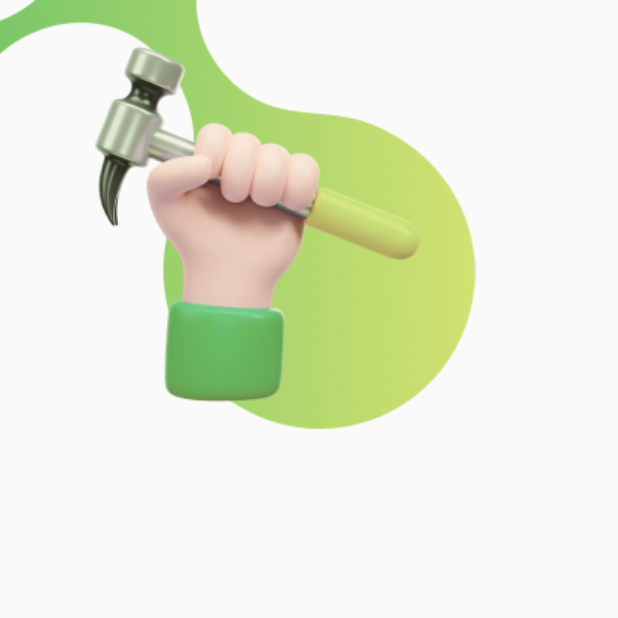
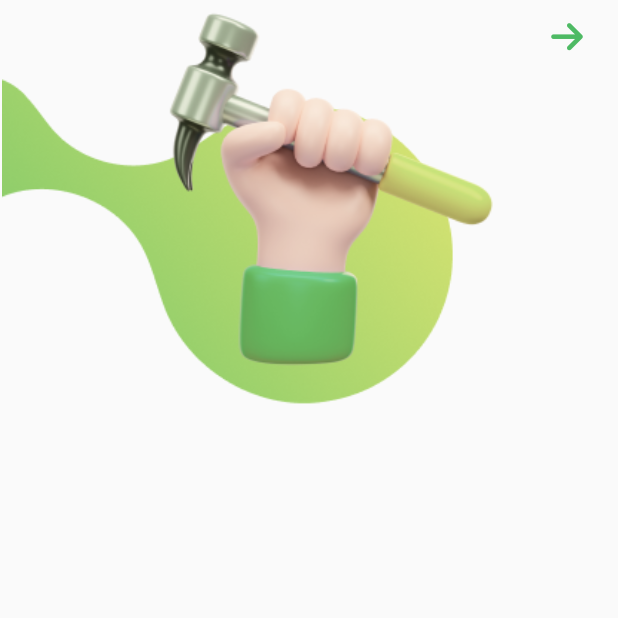
Before and after one commit to git-push-masters/ay-khedma-mobile, a Flutter app: the BioAndServiceTypeView screen opened by its route, on a phone screen of 412 x 824 dp, the top half of it. Run offline on Flutter 3.47's test engine with Material 2 defaults, Android fonts, the phone set to English and light mode, and no system bars; our stand-ins replace dio, font_awesome_flutter, get, get_it, go_router.

Commit message:
create bio view header section

```diff
--- a/lib/features/user_authentication/presentation/views/widgets/components/bio_and_service_type_components/bio_and_service_type_view_body.dart
+++ b/lib/features/user_authentication/presentation/views/widgets/components/bio_and_service_type_components/bio_and_service_type_view_body.dart
@@ -1,5 +1,5 @@
-import 'package:ay_khedma/core/utils/assets.dart';
 import 'package:flutter/material.dart';
+import '../../sections/bio_and_service_type_section/bio_view_header_section.dart';
 
 class BioAndServiceTypeViewBody extends StatelessWidget {
   const BioAndServiceTypeViewBody({super.key});
@@ -15,18 +15,3 @@ class BioAndServiceTypeViewBody extends StatelessWidget {
     );
   }
 }
-
-class BioViewHeaderSection extends StatelessWidget {
-  const BioViewHeaderSection({super.key});
-
-  @override
-  Widget build(BuildContext context) {
-    return Stack(
-      alignment: Alignment.topCenter,
-      children: [
-        Image.asset(AssetsData.bioHeader2),
-        Image.asset(AssetsData.bioHeader1)
-      ],
-    ) ;
-  }
-}
--- /dev/null
+++ b/lib/features/user_authentication/presentation/views/widgets/sections/bio_and_service_type_section/bio_view_header_section.dart
@@ -0,0 +1,34 @@
+import 'package:ay_khedma/core/utils/assets.dart';
+import 'package:ay_khedma/core/utils/colors.dart';
+import 'package:flutter/material.dart';
+import 'package:font_awesome_flutter/font_awesome_flutter.dart';
+import 'package:get/get.dart';
+
+class BioViewHeaderSection extends StatelessWidget {
+  const BioViewHeaderSection({super.key});
+
+  @override
+  Widget build(BuildContext context) {
+    return Stack(
+      alignment: Alignment.topCenter,
+      clipBehavior: Clip.none,
+      children: [
+        Positioned(
+          left: 1,
+          top: 50,
+          child: Image.asset(AssetsData.bioHeader2, height: Get.height * .35,)),
+        Positioned(
+          left: Get.width * .15 ,
+          top: -22,
+          child: Image.asset(AssetsData.bioHeader1, height: Get.height * .35,)),
+        Row(
+          children: [
+            IconButton(
+              padding:const EdgeInsets.only(right: 20),
+              onPressed: (){}, icon: const Icon(FontAwesomeIcons.arrowRight, color: AppColors.kPrimaryColor,)),
+          ],
+        )
+      ],
+    ) ;
+  }
+}
```
Also changed, not shown: assets/images/bio_view_header2.png.
